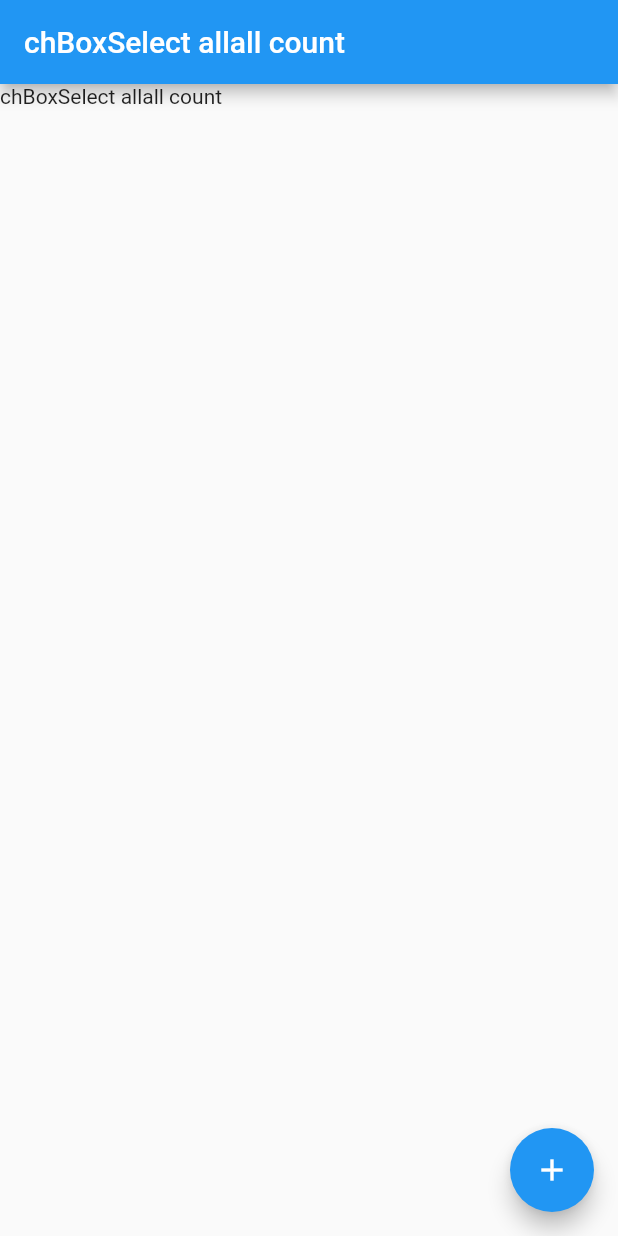
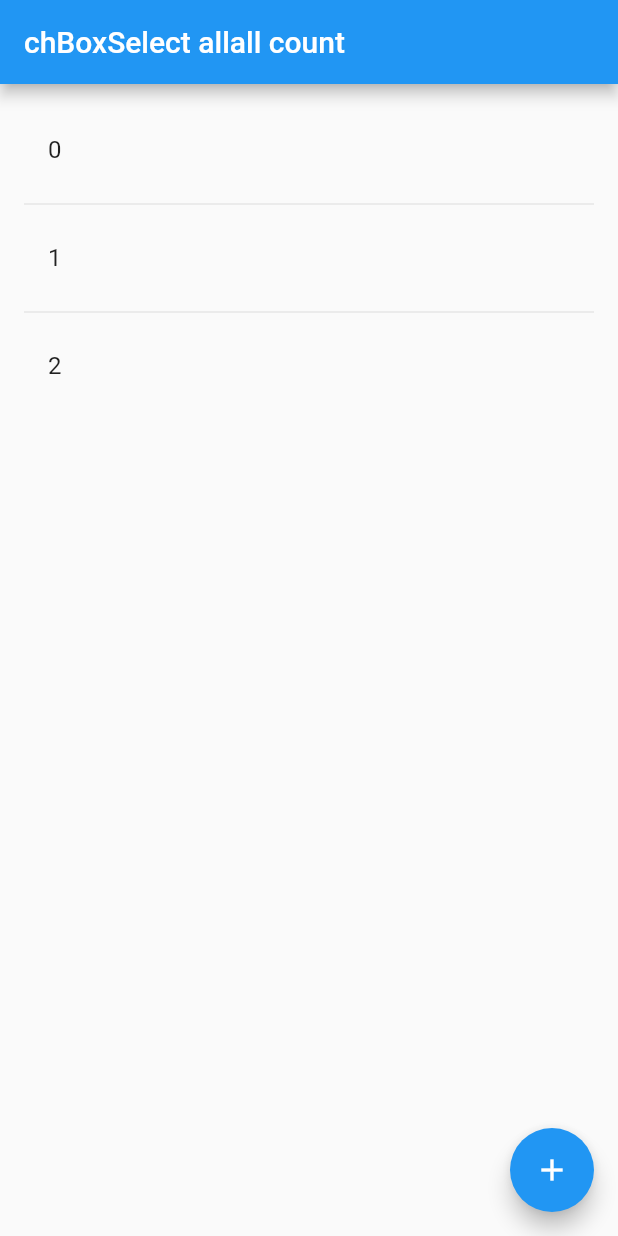
Before and after one commit to seregakd/list_with_chekbox, a Flutter app: the screen it shows after launch, on a phone screen of 412 x 824 dp. Run offline on Flutter 3.47's test engine with Material 2 defaults, Android fonts, the phone set to English and light mode, and no system bars.

Commit message:
include divider

```diff
--- a/lib/main.dart
+++ b/lib/main.dart
@@ -22,6 +22,7 @@ class HomePage extends StatefulWidget {
 
 class _HomePageState extends State<HomePage> {
   int _counter = 0;
+  List<String> _list = ["0", "1", "2"];
 
   void _incrementCounter() {
     setState(() {
@@ -33,32 +34,11 @@ class _HomePageState extends State<HomePage> {
   Widget build(BuildContext context) {
     return Scaffold(
       appBar: AppBar(
-        title: //Text('List'),
-        Row(
-            mainAxisSize: MainAxisSize.min,
-            crossAxisAlignment: CrossAxisAlignment.start,
-            children: [
-              Text('chBox'),
-              Text('Select all'),
-              Text('all count'),
-            ]
-        ),
+        title: _buildTitle()
       ),
-      body: Column(
-//          mainAxisAlignment: MainAxisAlignment.center,
-          children: [
-            Row(
-                mainAxisSize: MainAxisSize.min,
-                crossAxisAlignment: CrossAxisAlignment.start,
-                children: [
-                  Text('chBox'),
-                  Text('Select all'),
-                  Text('all count'),
-                ]
-            ),
-     //       new mList(),
-          ]
-      ),
+
+      body: _buildList(),
+
       floatingActionButton: FloatingActionButton(
         onPressed: _incrementCounter,
         tooltip: 'Increment',
@@ -66,4 +46,42 @@ class _HomePageState extends State<HomePage> {
       ),
     );
   }
+
+  Widget _buildTitle() {
+    return Row(
+        mainAxisSize: MainAxisSize.min,
+        crossAxisAlignment: CrossAxisAlignment.start,
+        children: [
+          Text('chBox'),
+          Text('Select all'),
+          Text('all count'),
+        ]
+    );
+  }
+
+  Widget _buildList() {
+    return new ListView.builder(
+        padding: const EdgeInsets.all(16.0),
+        itemCount: _list.length * 2 - 1,
+        itemBuilder: (context, i){
+          if (i.isOdd) {
+            return Divider();
+          }
+          final int index = i ~/ 2;
+          return _buildItem(_list[index]);
+        }
+    );
+  }
+
+  Widget _buildItem(String list) {
+    return Column(
+      children: <Widget>[
+        ListTile(
+            title: Text(list)
+        ),
+
+      ],
+    );
+  }
+
 }
```
